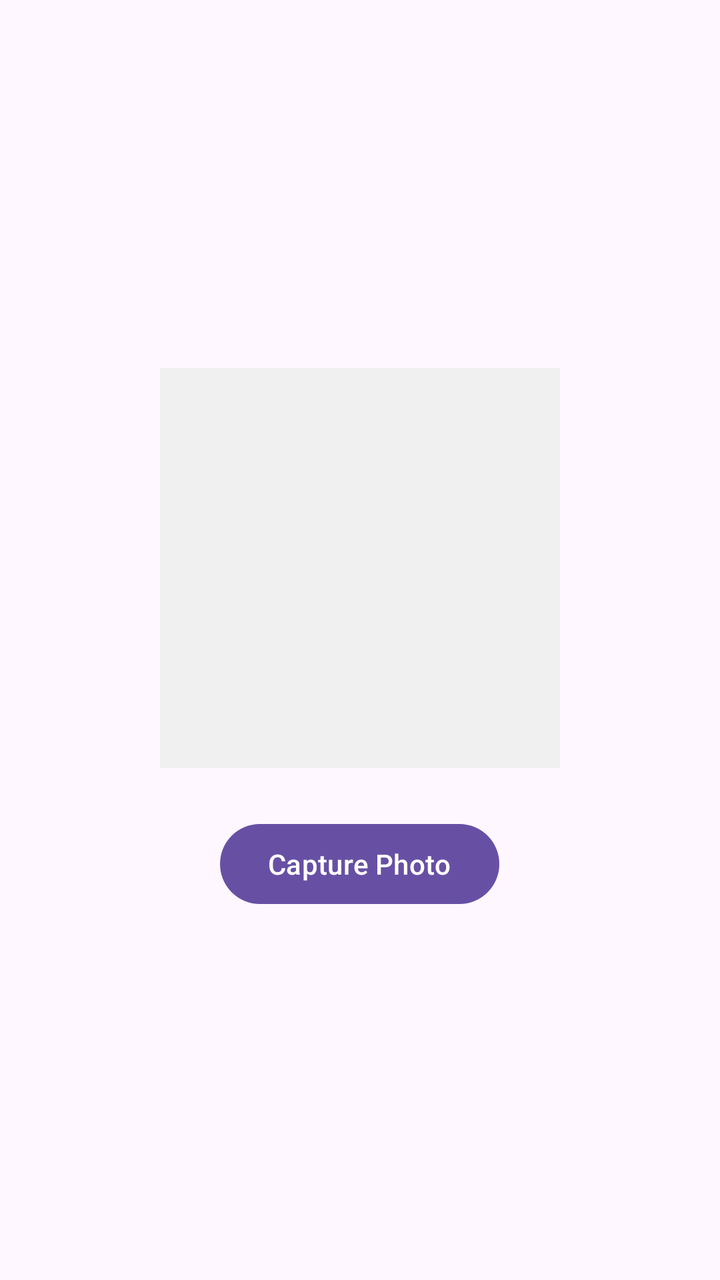
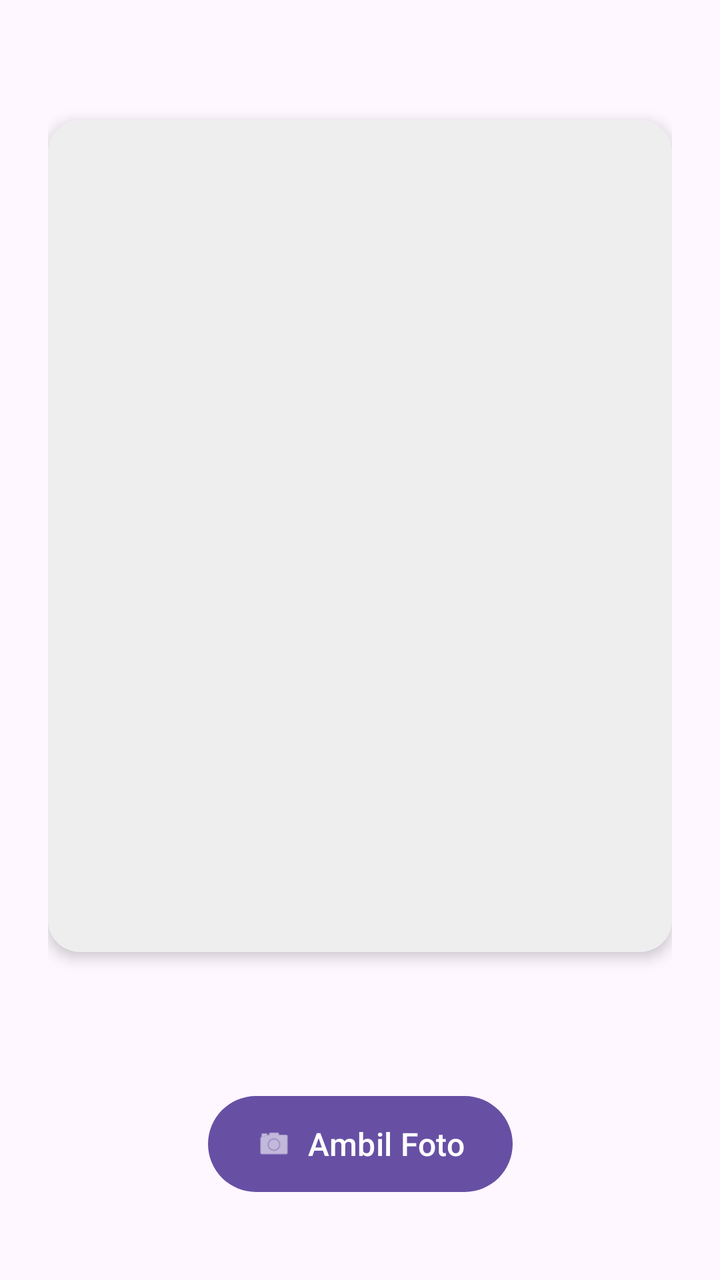

Screens rendered from an Android XML layout before and after an edit, with the pre-edit source and the edit as a unified diff.
<!-- AndroidManifest.xml: application theme Theme.FarrelApps -->
<!-- res/layout/fragment_tab_capture.xml -->
<?xml version="1.0" encoding="utf-8"?>
<LinearLayout xmlns:android="http://schemas.android.com/apk/res/android"
    android:layout_width="match_parent"
    android:layout_height="match_parent"
    android:orientation="vertical"
    android:gravity="center"
    android:padding="16dp">

    <ImageView
        android:id="@+id/ivCapturedImage"
        android:layout_width="200dp"
        android:layout_height="200dp"
        android:scaleType="centerCrop"
        android:background="#f0f0f0"
        android:contentDescription="Preview captured image" />

    <com.google.android.material.button.MaterialButton
        android:id="@+id/btnCapture"
        android:layout_width="wrap_content"
        android:layout_height="wrap_content"
        android:layout_marginTop="24dp"
        android:text="Capture Photo" />

</LinearLayout>
<!-- resources referenced by this layout -->
<resources>
  <style name="Theme.FarrelApps" parent="Base.Theme.FarrelApps" />
  <style name="Base.Theme.FarrelApps" parent="Theme.Material3.DayNight.NoActionBar">
          
          
      </style>
</resources>

<!-- the commit's change to res/layout/fragment_tab_capture.xml (unified diff, before → after) -->
@@ -1,24 +1,48 @@
 <?xml version="1.0" encoding="utf-8"?>
-<LinearLayout xmlns:android="http://schemas.android.com/apk/res/android"
+<androidx.constraintlayout.widget.ConstraintLayout
+    xmlns:android="http://schemas.android.com/apk/res/android"
+    xmlns:app="http://schemas.android.com/apk/res-auto"
     android:layout_width="match_parent"
     android:layout_height="match_parent"
-    android:orientation="vertical"
-    android:gravity="center"
-    android:padding="16dp">
+    android:background="?android:attr/colorBackground"
+    android:padding="24dp">
 
-    <ImageView
-        android:id="@+id/ivCapturedImage"
-        android:layout_width="200dp"
-        android:layout_height="200dp"
-        android:scaleType="centerCrop"
-        android:background="#f0f0f0"
-        android:contentDescription="Preview captured image" />
+    <com.google.android.material.card.MaterialCardView
+        android:id="@+id/cardPreview"
+        android:layout_width="0dp"
+        android:layout_height="0dp"
+        android:layout_marginBottom="32dp"
+        app:cardCornerRadius="16dp"
+        app:cardElevation="4dp"
+        app:strokeWidth="0dp"
+        app:layout_constraintDimensionRatio="3:4"
+        app:layout_constraintTop_toTopOf="parent"
+        app:layout_constraintBottom_toTopOf="@id/btnCapture"
+        app:layout_constraintStart_toStartOf="parent"
+        app:layout_constraintEnd_toEndOf="parent">
+
+        <ImageView
+            android:id="@+id/ivCapturedImage"
+            android:layout_width="match_parent"
+            android:layout_height="match_parent"
+            android:scaleType="centerCrop"
+            android:background="#EEEEEE"
+            android:contentDescription="Preview captured image" />
+
+    </com.google.android.material.card.MaterialCardView>
 
     <com.google.android.material.button.MaterialButton
         android:id="@+id/btnCapture"
         android:layout_width="wrap_content"
-        android:layout_height="wrap_content"
-        android:layout_marginTop="24dp"
-        android:text="Capture Photo" />
+        android:layout_height="56dp"
+        android:layout_marginBottom="16dp"
+        android:text="Ambil Foto"
+        android:textSize="16sp"
+        app:icon="@android:drawable/ic_menu_camera"
+        app:iconGravity="textStart"
+        app:cornerRadius="28dp"
+        app:layout_constraintBottom_toBottomOf="parent"
+        app:layout_constraintStart_toStartOf="parent"
+        app:layout_constraintEnd_toEndOf="parent" />
 
-</LinearLayout>
+</androidx.constraintlayout.widget.ConstraintLayout>
